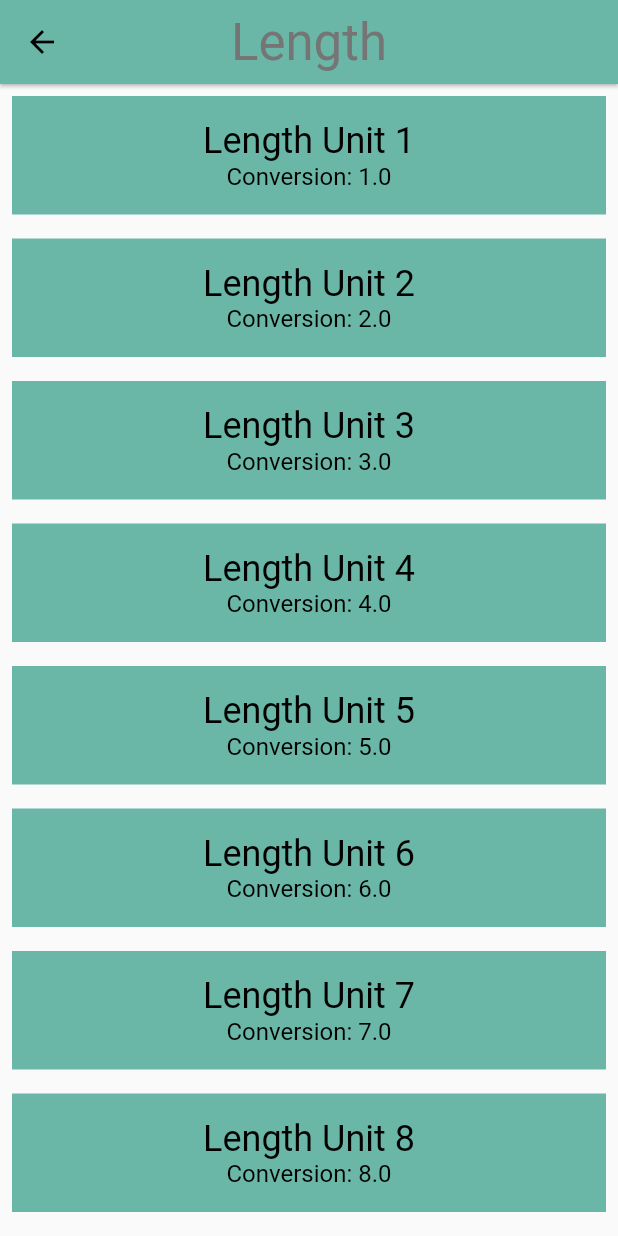
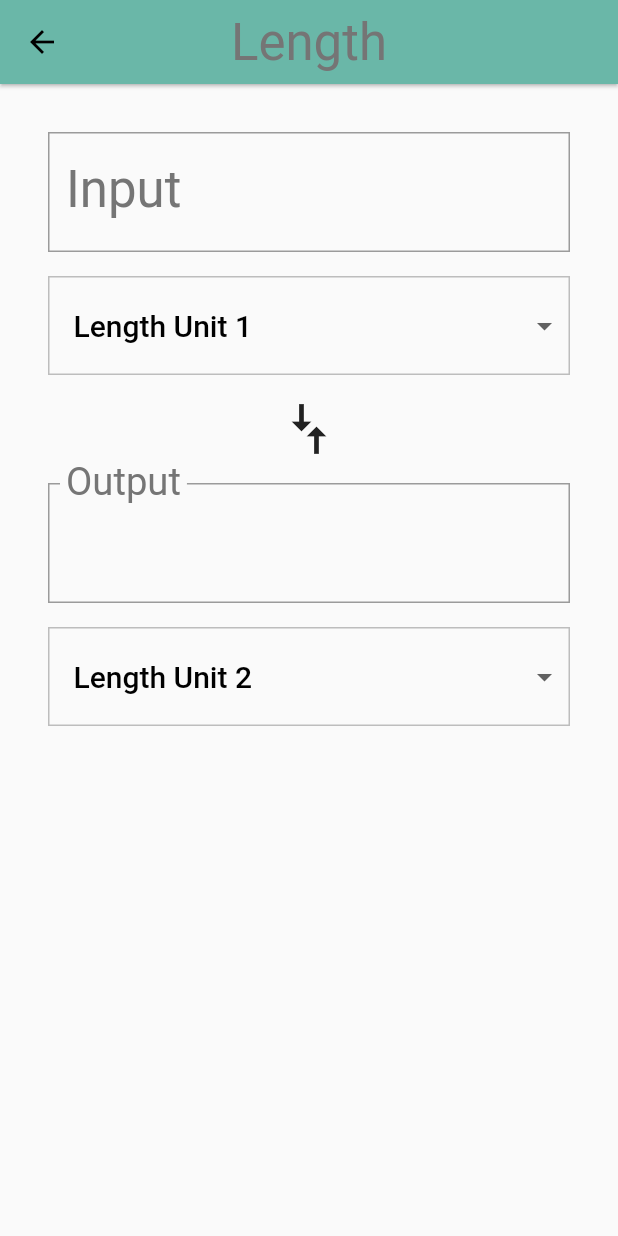
Before and after one commit to AlexandraDamaschin/FlutterBeginer, a Flutter app: the screen it shows after launch, after a tap on "Length", on a phone screen of 412 x 824 dp. Run offline on Flutter 3.47's test engine with Material 2 defaults, Android fonts, the phone set to English and light mode, and no system bars.

Commit message:
Return the input, arrows, and output widgets, wrapped in

```diff
--- a/input/lib/converter_route.dart
+++ b/input/lib/converter_route.dart
@@ -258,37 +258,20 @@ class _ConverterRouteState extends State<ConverterRoute> {
         ],
       ),
     );
-    // TODO: Return the input, arrows, and output widgets, wrapped in
 
-    // TODO: Delete the below placeholder code
-    final unitWidgets = widget.units.map((Unit unit) {
-      return Container(
-        color: widget.color,
-        margin: EdgeInsets.all(8.0),
-        padding: EdgeInsets.all(16.0),
-        child: Column(
-          children: <Widget>[
-            Text(
-              unit.name,
-              style: Theme
-                  .of(context)
-                  .textTheme
-                  .headline,
-            ),
-            Text(
-              'Conversion: ${unit.conversion}',
-              style: Theme
-                  .of(context)
-                  .textTheme
-                  .subhead,
-            ),
-          ],
-        ),
-      );
-    }).toList();
+    // Return the input, arrows, and output widgets, wrapped in
+    final converter = Column(
+      crossAxisAlignment: CrossAxisAlignment.stretch,
+      children: [
+        input,
+        arrows,
+        output,
+      ],
+    );
 
-    return ListView(
-      children: unitWidgets,
+    return Padding(
+      padding: _padding,
+      child: converter,
     );
   }
 }
```
